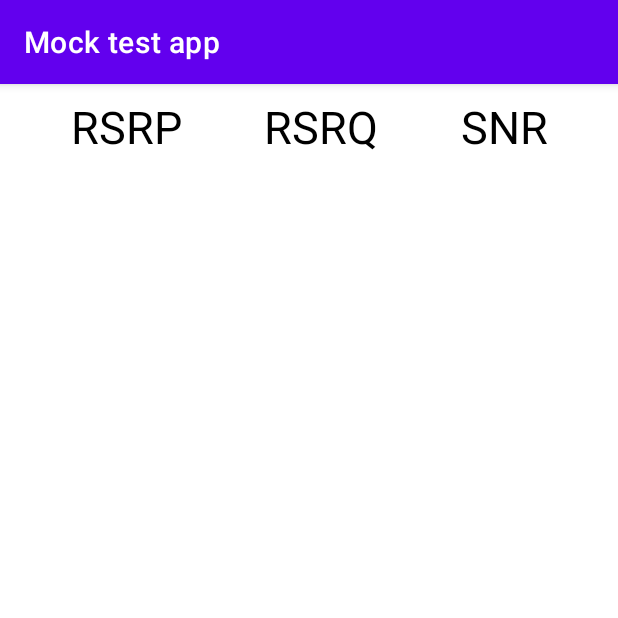
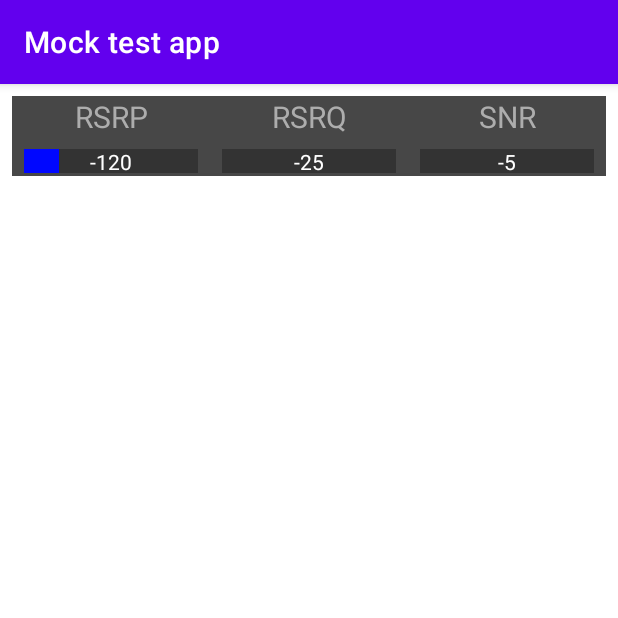
Before and after one commit to youssef7agar/MockTestApp, an Android app: the screen it shows after launch (HomeActivity), on a phone screen of 412 x 824 dp, the top half of it. Run offline under Robolectric (Android 15) with nearby library versions, the phone set to English and light mode, and no system bars.

Commit message:
done with table customView and it's displaying data

```diff
--- /dev/null
+++ b/app/src/main/java/com/example/mocktestapp/common/custom/Table.kt
@@ -0,0 +1,69 @@
+package com.example.mocktestapp.common.custom
+
+import android.content.Context
+import android.util.AttributeSet
+import android.view.LayoutInflater
+import android.widget.ProgressBar
+import android.widget.TextView
+import androidx.constraintlayout.widget.ConstraintLayout
+import com.example.mocktestapp.R
+
+class Table(context: Context,
+            attrs: AttributeSet? = null) : ConstraintLayout(context, attrs) {
+
+
+    private val tvRSRP: TextView
+    private val pbRSRP: ProgressBar
+    private val tvRSRQ: TextView
+    private val pbRSRQ: ProgressBar
+    private val tvSNR: TextView
+    private val pbSNR: ProgressBar
+
+    init {
+        LayoutInflater.from(context)
+                .inflate(R.layout.table_view, this, true)
+
+        tvRSRP = findViewById(R.id.tv_rsrp_value)
+        pbRSRP = findViewById(R.id.rsrp_pb)
+        tvRSRQ = findViewById(R.id.tv_rsrq_value)
+        pbRSRQ = findViewById(R.id.rsrq_pb)
+        tvSNR = findViewById(R.id.tv_snr_value)
+        pbSNR = findViewById(R.id.snr_pb)
+
+        attrs?.let {
+            val typedArray = context.obtainStyledAttributes(it, R.styleable.Table, 0, 0)
+
+            val rsrpValue = resources.getInteger(typedArray
+                    .getResourceId(R.styleable.Table_rsrp_value, R.string.rsrp))
+            tvRSRP.text = rsrpValue.toString()
+            pbRSRP.progress = (rsrpValue + 140) * (100 / 90)
+
+            val rsrqValue = resources.getInteger(typedArray
+                    .getResourceId(R.styleable.Table_rsrq_value, R.string.rsrq))
+            tvRSRQ.text = rsrqValue.toString()
+            pbRSRQ.progress = (rsrqValue + 25) * (4)
+
+            val snrValue = resources.getInteger(typedArray
+                    .getResourceId(R.styleable.Table_snr_value, R.string.snr))
+            tvSNR.text = snrValue.toString()
+            pbSNR.progress = (snrValue + 5) * (100 / 40)
+
+            typedArray.recycle()
+        }
+    }
+
+    fun setRsrpValue(value: Int){
+        tvRSRP.text = value.toString()
+        pbRSRP.progress = (value + 140) * (100 / 90)
+    }
+
+    fun setRsrqValue(value : Int){
+        tvRSRQ.text = value.toString()
+        pbRSRQ.progress = (value + 25) * (4)
+    }
+
+    fun setSnrValue(value: Int){
+        tvSNR.text = value.toString()
+        pbSNR.progress = (value + 5) * (100 / 40)
+    }
+}
--- a/app/src/main/java/com/example/mocktestapp/home/HomeActivity.kt
+++ b/app/src/main/java/com/example/mocktestapp/home/HomeActivity.kt
@@ -6,6 +6,8 @@ import android.widget.TextView
 import androidx.appcompat.app.AppCompatActivity
 import androidx.lifecycle.Observer
 import com.example.mocktestapp.R
+import com.example.mocktestapp.R.integer.*
+import com.example.mocktestapp.common.custom.Table
 import org.koin.androidx.viewmodel.ext.android.viewModel
 import java.util.*
 
@@ -17,9 +19,7 @@ class HomeActivity : AppCompatActivity() {
         super.onCreate(savedInstanceState)
         setContentView(R.layout.activity_home)
 
-        val rsrp = findViewById<TextView>(R.id.tv_rsrp)
-        val rsrq = findViewById<TextView>(R.id.tv_rsrq)
-        val snr = findViewById<TextView>(R.id.tv_snr)
+        val table = findViewById<Table>(R.id.table)
 
 
         Timer().scheduleAtFixedRate(object : TimerTask() {
@@ -30,9 +30,9 @@ class HomeActivity : AppCompatActivity() {
 
         viewModel.viewState.observe(this, Observer {
             it.let { homeViewState ->
-                rsrp.text = homeViewState.data?.RSRP.toString()
-                rsrq.text = homeViewState.data?.RSRQ.toString()
-                snr.text = homeViewState.data?.SINR.toString()
+                table.setRsrpValue(homeViewState.data?.RSRP ?: rsrp_value)
+                table.setRsrqValue(homeViewState.data?.RSRQ ?: rsrq_value)
+                table.setSnrValue(homeViewState.data?.SINR ?: snr_value)
             }
         })
     }
--- /dev/null
+++ b/app/src/main/res/drawable/custom_progress.xml
@@ -0,0 +1,14 @@
+<?xml version="1.0" encoding="utf-8"?>
+<layer-list xmlns:android="http://schemas.android.com/apk/res/android">
+
+    <item android:id="@android:id/background">
+        <color android:color="#333333"/>
+    </item>
+
+    <item android:id="@android:id/progress">
+        <clip>
+            <color android:color="#0007FF"/>
+        </clip>
+    </item>
+
+</layer-list>
--- a/app/src/main/res/layout/activity_home.xml
+++ b/app/src/main/res/layout/activity_home.xml
@@ -6,73 +6,16 @@
     android:layout_height="match_parent"
     tools:context=".home.HomeActivity">
 
-    <TextView
-        android:id="@+id/tv_rsrp"
-        android:layout_width="wrap_content"
+    <com.example.mocktestapp.common.custom.Table
+        android:id="@+id/table"
         android:layout_height="wrap_content"
+        android:layout_width="match_parent"
+        app:layout_constraintTop_toTopOf="parent"
+        app:rsrp_value="@integer/rsrp_value"
+        app:rsrq_value="@integer/rsrq_value"
+        app:snr_value="@integer/snr_value"
         android:layout_margin="8dp"
-        android:textColor="#000000"
-        android:textSize="20sp"
-        app:layout_constraintEnd_toEndOf="@id/tv_rsrp_headline"
-        app:layout_constraintStart_toStartOf="@id/tv_rsrp_headline"
-        app:layout_constraintTop_toBottomOf="@id/tv_rsrp_headline" />
-
-    <TextView
-        android:id="@+id/tv_rsrq"
-        android:layout_width="wrap_content"
-        android:layout_height="wrap_content"
-        android:layout_margin="8dp"
-        android:textColor="#000000"
-        android:textSize="20sp"
-        app:layout_constraintEnd_toEndOf="@id/tv_rsrq_headline"
-        app:layout_constraintStart_toStartOf="@id/tv_rsrq_headline"
-        app:layout_constraintTop_toBottomOf="@id/tv_rsrq_headline" />
-
-    <TextView
-        android:id="@+id/tv_snr"
-        android:layout_width="wrap_content"
-        android:layout_height="wrap_content"
-        android:layout_margin="8dp"
-        android:textColor="#000000"
-        android:textSize="20sp"
-        app:layout_constraintEnd_toEndOf="@id/tv_snr_headline"
-        app:layout_constraintStart_toStartOf="@id/tv_snr_headline"
-        app:layout_constraintTop_toBottomOf="@id/tv_snr_headline" />
-
-    <TextView
-        android:id="@+id/tv_rsrp_headline"
-        android:layout_width="wrap_content"
-        android:layout_height="wrap_content"
-        android:layout_margin="8dp"
-        android:text="@string/rsrp"
-        android:textColor="#000000"
-        android:textSize="30sp"
-        app:layout_constraintEnd_toStartOf="@id/tv_rsrq_headline"
         app:layout_constraintStart_toStartOf="parent"
-        app:layout_constraintTop_toTopOf="parent" />
-
-    <TextView
-        android:id="@+id/tv_rsrq_headline"
-        android:layout_width="wrap_content"
-        android:layout_height="wrap_content"
-        android:layout_margin="8dp"
-        android:text="@string/rsrq"
-        android:textColor="#000000"
-        android:textSize="30sp"
-        app:layout_constraintEnd_toStartOf="@id/tv_snr_headline"
-        app:layout_constraintStart_toEndOf="@id/tv_rsrp_headline"
-        app:layout_constraintTop_toTopOf="parent" />
-
-    <TextView
-        android:id="@+id/tv_snr_headline"
-        android:layout_width="wrap_content"
-        android:layout_height="wrap_content"
-        android:layout_margin="8dp"
-        android:text="@string/snr"
-        android:textColor="#000000"
-        android:textSize="30sp"
-        app:layout_constraintEnd_toEndOf="parent"
-        app:layout_constraintStart_toEndOf="@id/tv_rsrq_headline"
-        app:layout_constraintTop_toTopOf="parent" />
+        app:layout_constraintEnd_toEndOf="parent"/>
 
 </androidx.constraintlayout.widget.ConstraintLayout>
--- /dev/null
+++ b/app/src/main/res/layout/table_view.xml
@@ -0,0 +1,106 @@
+<?xml version="1.0" encoding="utf-8"?>
+<androidx.constraintlayout.widget.ConstraintLayout
+    xmlns:android="http://schemas.android.com/apk/res/android"
+    xmlns:app="http://schemas.android.com/apk/res-auto"
+    android:layout_width="match_parent"
+    android:layout_height="wrap_content"
+    android:background="#474747">
+
+    <TextView
+        android:id="@+id/tv_rsrp_headline"
+        android:layout_width="wrap_content"
+        android:layout_height="wrap_content"
+        android:text="@string/rsrp"
+        android:textColor="#adadad"
+        android:textSize="20sp"
+        app:layout_constraintEnd_toEndOf="@id/rsrp_pb"
+        app:layout_constraintStart_toStartOf="@id/rsrp_pb"
+        app:layout_constraintTop_toTopOf="parent" />
+
+    <ProgressBar
+        android:id="@+id/rsrp_pb"
+        style="@style/Widget.AppCompat.ProgressBar.Horizontal"
+        android:layout_width="0dp"
+        android:layout_height="wrap_content"
+        android:layout_margin="8dp"
+        android:progressDrawable="@drawable/custom_progress"
+        app:layout_constraintEnd_toStartOf="@id/rsrq_pb"
+        app:layout_constraintStart_toStartOf="parent"
+        app:layout_constraintTop_toBottomOf="@id/tv_rsrp_headline" />
+
+    <TextView
+        android:id="@+id/tv_rsrp_value"
+        android:layout_width="wrap_content"
+        android:layout_height="wrap_content"
+        android:textColor="@color/white"
+        app:layout_constraintTop_toTopOf="@id/rsrp_pb"
+        app:layout_constraintBottom_toBottomOf="@id/rsrp_pb"
+        app:layout_constraintStart_toStartOf="@id/rsrp_pb"
+        app:layout_constraintEnd_toEndOf="@id/rsrp_pb"/>
+
+    <TextView
+        android:id="@+id/tv_rsrq_headline"
+        android:layout_width="wrap_content"
+        android:layout_height="wrap_content"
+        android:text="@string/rsrq"
+        android:textColor="#adadad"
+        android:textSize="20sp"
+        app:layout_constraintEnd_toEndOf="@id/rsrq_pb"
+        app:layout_constraintStart_toStartOf="@id/rsrq_pb"
+        app:layout_constraintTop_toTopOf="parent" />
+
+    <ProgressBar
+        android:id="@+id/rsrq_pb"
+        style="@style/Widget.AppCompat.ProgressBar.Horizontal"
+        android:layout_width="0dp"
+        android:layout_height="wrap_content"
+        android:layout_margin="8dp"
+        android:progress="50"
+        android:progressDrawable="@drawable/custom_progress"
+        app:layout_constraintEnd_toStartOf="@id/snr_pb"
+        app:layout_constraintStart_toEndOf="@id/rsrp_pb"
+        app:layout_constraintTop_toBottomOf="@id/tv_rsrp_headline" />
+
+    <TextView
+        android:id="@+id/tv_rsrq_value"
+        android:layout_width="wrap_content"
+        android:layout_height="wrap_content"
+        android:textColor="@color/white"
+        app:layout_constraintTop_toTopOf="@id/rsrq_pb"
+        app:layout_constraintBottom_toBottomOf="@id/rsrq_pb"
+        app:layout_constraintStart_toStartOf="@id/rsrq_pb"
+        app:layout_constraintEnd_toEndOf="@id/rsrq_pb"/>
+
+    <TextView
+        android:id="@+id/tv_snr_headline"
+        android:layout_width="wrap_content"
+        android:layout_height="wrap_content"
+        android:text="@string/snr"
+        android:textColor="#adadad"
+        android:textSize="20sp"
+        app:layout_constraintEnd_toEndOf="@id/snr_pb"
+        app:layout_constraintStart_toStartOf="@id/snr_pb"
+        app:layout_constraintTop_toTopOf="parent" />
+
+    <ProgressBar
+        android:id="@+id/snr_pb"
+        style="@style/Widget.AppCompat.ProgressBar.Horizontal"
+        android:layout_width="0dp"
+        android:layout_height="wrap_content"
+        android:layout_margin="8dp"
+        android:progressDrawable="@drawable/custom_progress"
+        app:layout_constraintEnd_toEndOf="parent"
+        app:layout_constraintStart_toEndOf="@id/rsrq_pb"
+        app:layout_constraintTop_toBottomOf="@id/tv_rsrp_headline" />
+
+    <TextView
+        android:id="@+id/tv_snr_value"
+        android:layout_width="wrap_content"
+        android:layout_height="wrap_content"
+        android:textColor="@color/white"
+        app:layout_constraintTop_toTopOf="@id/snr_pb"
+        app:layout_constraintBottom_toBottomOf="@id/snr_pb"
+        app:layout_constraintStart_toStartOf="@id/snr_pb"
+        app:layout_constraintEnd_toEndOf="@id/snr_pb"/>
+
+</androidx.constraintlayout.widget.ConstraintLayout>
--- /dev/null
+++ b/app/src/main/res/values/attrs.xml
@@ -0,0 +1,8 @@
+<?xml version="1.0" encoding="utf-8"?>
+<resources>
+    <declare-styleable name="Table">
+        <attr name="rsrp_value" format="integer"/>
+        <attr name="rsrq_value" format="integer"/>
+        <attr name="snr_value" format="integer"/>
+    </declare-styleable>
+</resources>
--- a/app/src/main/res/values/strings.xml
+++ b/app/src/main/res/values/strings.xml
@@ -3,4 +3,7 @@
     <string name="rsrp">RSRP</string>
     <string name="rsrq">RSRQ</string>
     <string name="snr">SNR</string>
+    <integer name="rsrp_value">-120</integer>
+    <integer name="rsrq_value">-25</integer>
+    <integer name="snr_value">-5</integer>
 </resources>
```
